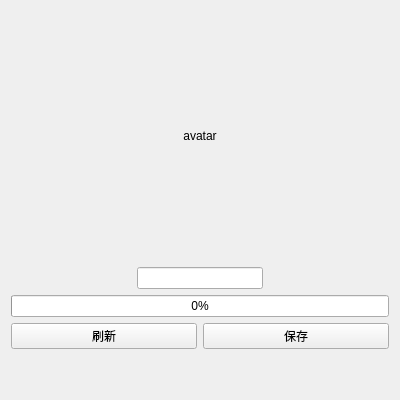
Old version of the form Widget.ui in the repository L-Super/AvatarCreate.
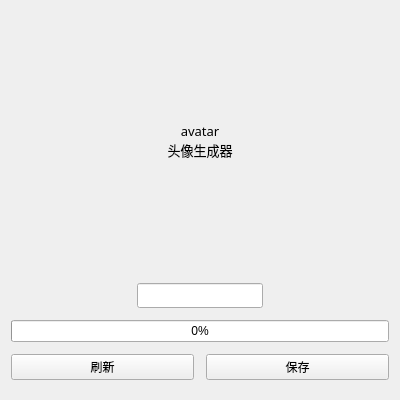
New version of the form.

```diff
--- a/Widget.ui
+++ b/Widget.ui
@@ -16,11 +16,24 @@
   <property name="windowTitle">
    <string>Widget</string>
   </property>
-  <layout class="QVBoxLayout" name="verticalLayout" stretch="3,1,0,1,0">
+  <layout class="QVBoxLayout" name="verticalLayout" stretch="3,1,0,1">
+   <property name="spacing">
+    <number>12</number>
+   </property>
+   <property name="bottomMargin">
+    <number>20</number>
+   </property>
    <item>
     <widget class="QLabel" name="avatarLabel">
+     <property name="font">
+      <font>
+       <family>MiSans</family>
+       <pointsize>10</pointsize>
+      </font>
+     </property>
      <property name="text">
-      <string>avatar</string>
+      <string>avatar
+头像生成器</string>
      </property>
      <property name="alignment">
       <set>Qt::AlignCenter</set>
@@ -44,6 +57,11 @@
      </item>
      <item>
       <widget class="QLineEdit" name="lineEdit">
+       <property name="font">
+        <font>
+         <family>MiSans</family>
+        </font>
+       </property>
        <property name="frame">
         <bool>true</bool>
        </property>
@@ -107,19 +125,6 @@
      </item>
     </layout>
    </item>
-   <item>
-    <spacer name="verticalSpacer_2">
-     <property name="orientation">
-      <enum>Qt::Vertical</enum>
-     </property>
-     <property name="sizeHint" stdset="0">
-      <size>
-       <width>20</width>
-       <height>40</height>
-      </size>
-     </property>
-    </spacer>
-   </item>
   </layout>
  </widget>
  <resources/>
```
